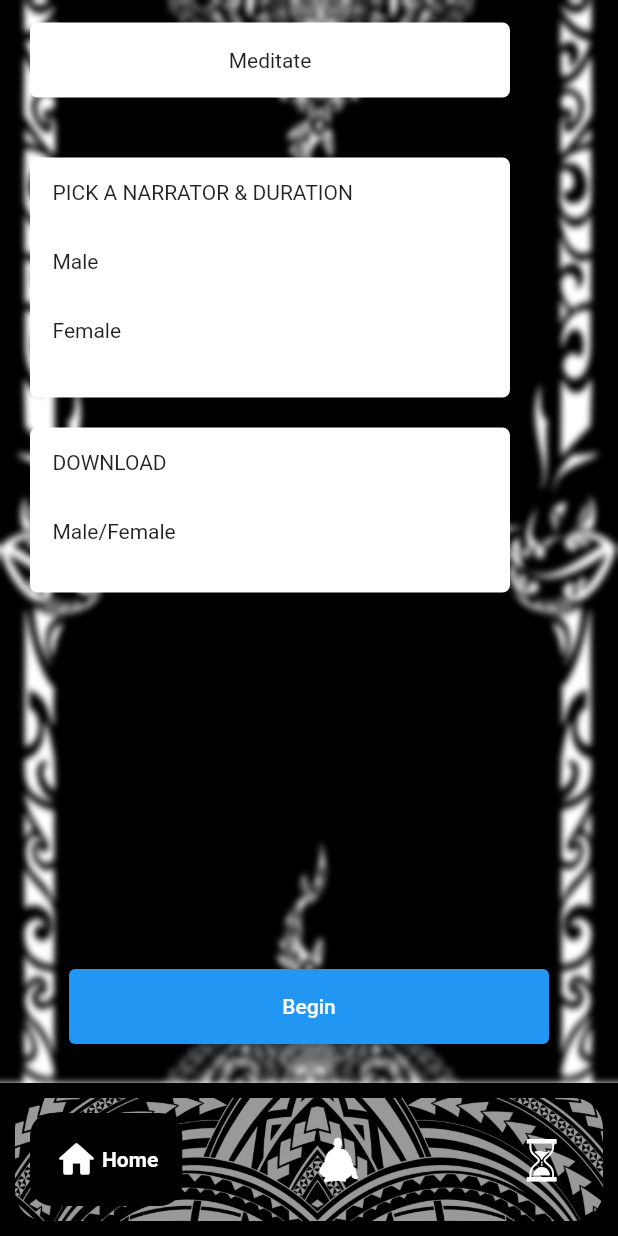
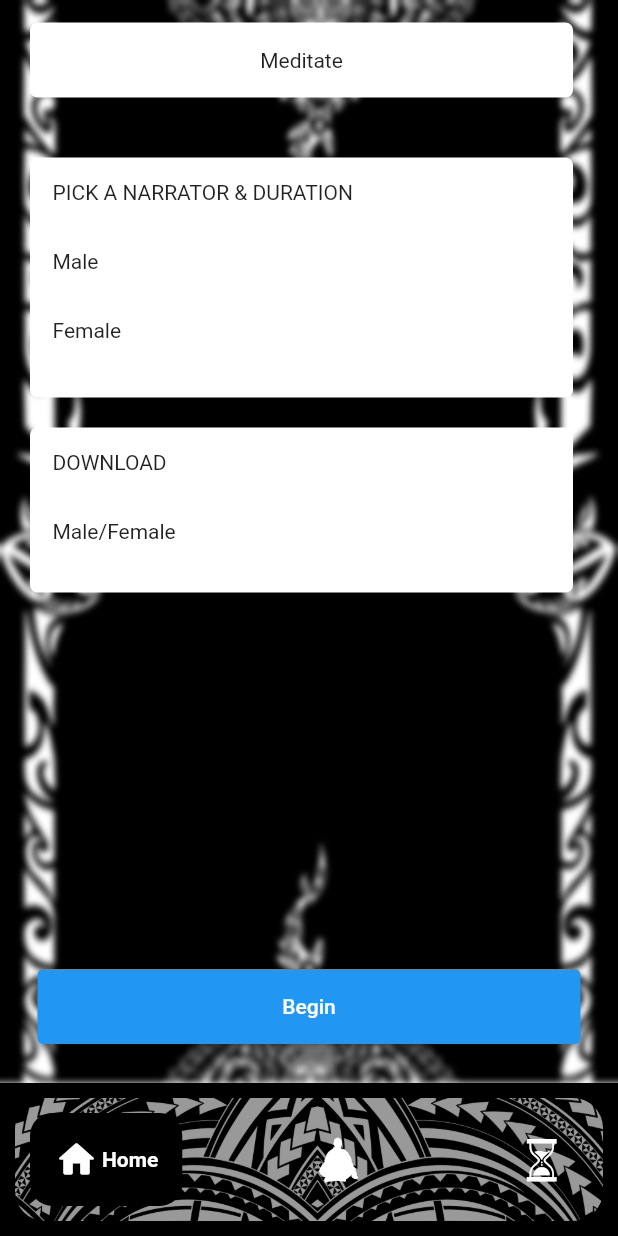
Before and after one commit to 0-melkonyanma-0/Simple-Meditation, a Flutter app: the MeditateScreen screen opened by its route, on a phone screen of 412 x 824 dp. Run offline on Flutter 3.47's test engine with Material 2 defaults, Android fonts, the phone set to English and light mode, and no system bars; drawn by our look-alikes of google_nav_bar; our stand-ins replace go_router.

Commit message:
auto width add

```diff
--- a/lib/screens/downloads.dart
+++ b/lib/screens/downloads.dart
@@ -35,7 +35,7 @@ class _DownloadsScreenState extends State<DownloadsScreen> {
                         //   children: [
                         //     Container(
                         //       height: 50,
-                        //       width: 320,
+                        //       width: MediaQuery.of(context).size.width-50,
                         //       child: Center(child:
                         //         Text('greeting')
                         //       ),
@@ -50,7 +50,7 @@ class _DownloadsScreenState extends State<DownloadsScreen> {
                           children: [
                             Container(
                               height: 50,
-                              width: 320,
+                              width: MediaQuery.of(context).size.width-50,
                               child: Center(child: Text('downloads')),
                               decoration: BoxDecoration(
                                 color: Colors.white,
--- a/lib/screens/home.dart
+++ b/lib/screens/home.dart
@@ -35,7 +35,7 @@ class _HomeScreenState extends State<HomeScreen> {
                           children: [
                             Container(
                               height: 50,
-                              width: 320,
+                              width: MediaQuery.of(context).size.width-50,
                               child: Center(child: Text('greeting')),
                               decoration: BoxDecoration(
                                 color: Colors.white,
@@ -49,7 +49,7 @@ class _HomeScreenState extends State<HomeScreen> {
                           children: [
                             Container(
                               height: 80,
-                              width: 320,
+                              width: MediaQuery.of(context).size.width-50,
                               child: Center(
                                 child: Text('Streak block'),
                               ),
@@ -68,7 +68,7 @@ class _HomeScreenState extends State<HomeScreen> {
                                   ImageFilter.blur(sigmaX: 0.1, sigmaY: 1),
                               child: Container(
                                 height: 300,
-                                width: 320,
+                                width: MediaQuery.of(context).size.width-50,
                                 child: Center(
                                   child: Text('Coming soon'),
                                 ),
--- a/lib/screens/meditate.dart
+++ b/lib/screens/meditate.dart
@@ -35,7 +35,7 @@ class _MeditateScreenState extends State<MeditateScreen> {
                           children: [
                             Container(
                               height: 50,
-                              width: 320,
+                              width: MediaQuery.of(context).size.width-50,
                               child: Center(child: Text('Meditate')),
                               decoration: BoxDecoration(
                                 color: Colors.white,
@@ -51,7 +51,7 @@ class _MeditateScreenState extends State<MeditateScreen> {
                           children: [
                             Container(
                               height: 160,
-                              width: 320,
+                              width: MediaQuery.of(context).size.width-50,
                               child: Column(
                                 children: [
                                   Row(
@@ -93,7 +93,7 @@ class _MeditateScreenState extends State<MeditateScreen> {
                           children: [
                             Container(
                               height: 110,
-                              width: 320,
+                              width: MediaQuery.of(context).size.width-50,
                               child: Column(
                                 children: [
                                   Row(
@@ -139,7 +139,7 @@ class _MeditateScreenState extends State<MeditateScreen> {
         resizeToAvoidBottomInset: false,
         floatingActionButton: Container(
           height: 50,
-          width: 320,
+          width: MediaQuery.of(context).size.width-50,
           margin: const EdgeInsets.all(10),
           child: ElevatedButton(
             onPressed: () {
```
Also changed, not shown: lib/screens/timer.dart (+4 -4 lines), pubspec.lock.
